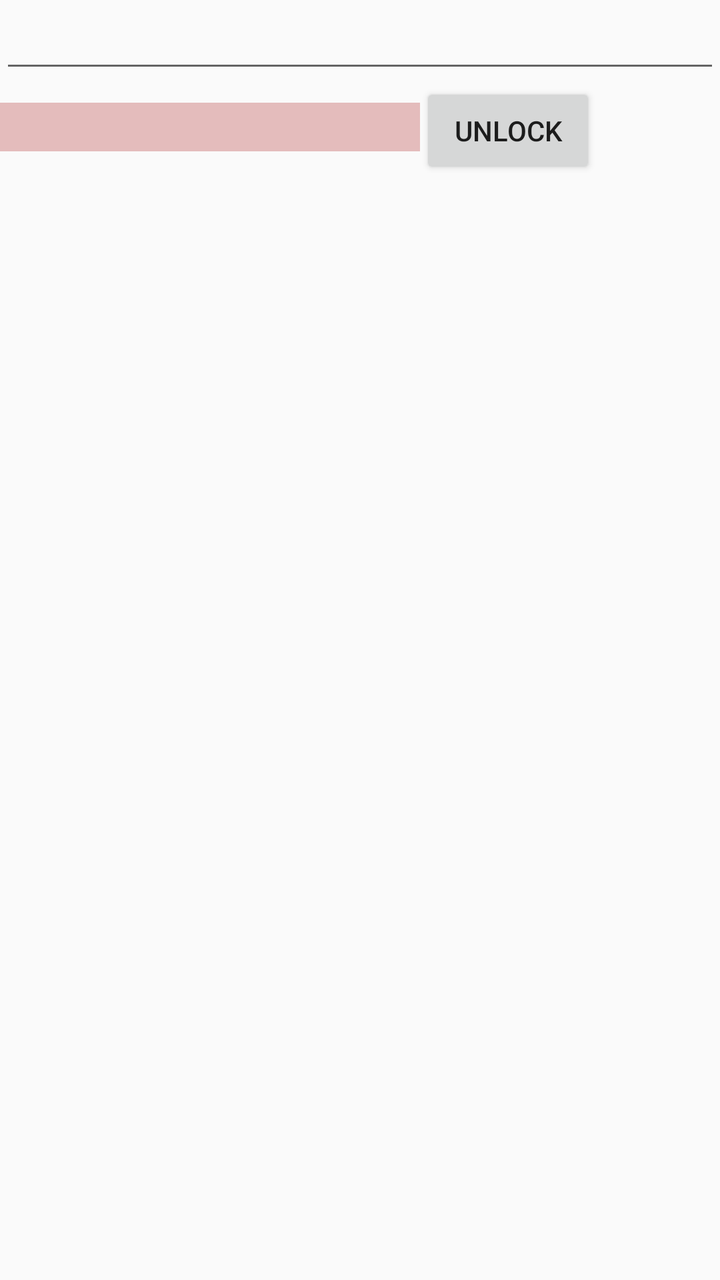
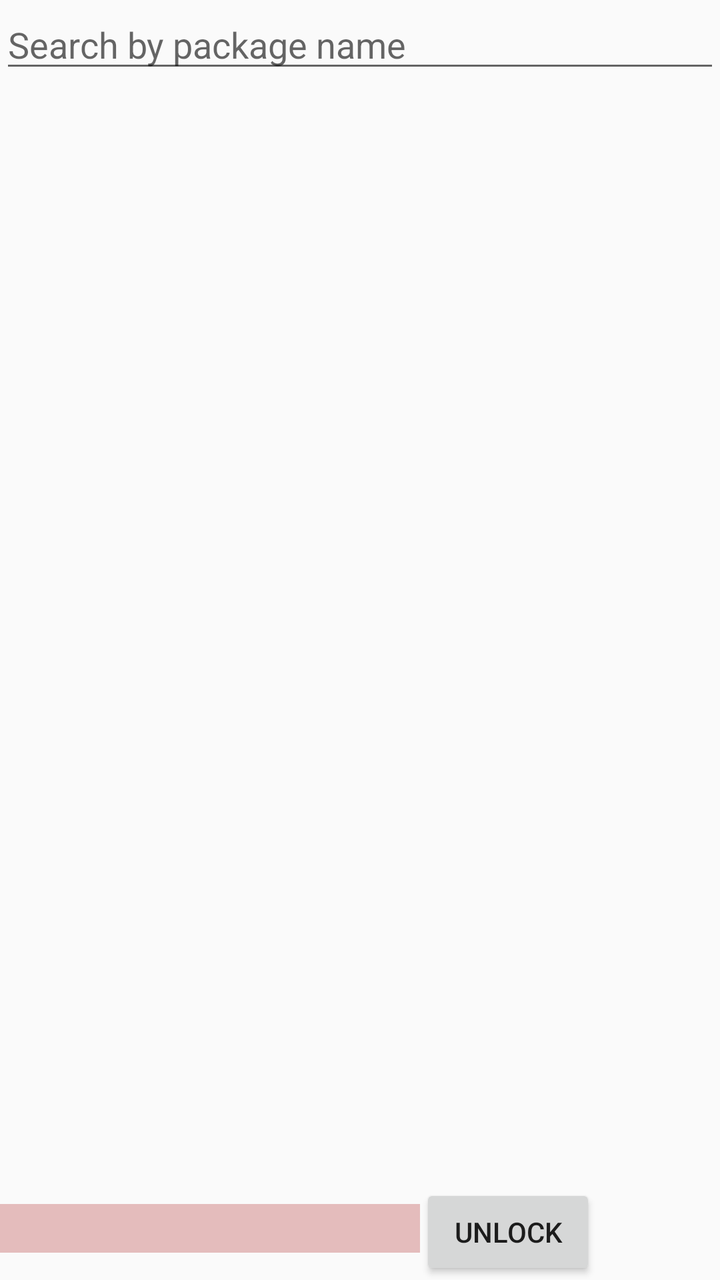

The first picture is an Android layout as it rendered before a commit; the second is the same layout after the commit. The layout source and the unified diff follow.
<!-- AndroidManifest.xml: application theme AppTheme -->
<!-- res/layout/activity_danger_zone.xml -->
<?xml version="1.0" encoding="utf-8"?>
<androidx.constraintlayout.widget.ConstraintLayout xmlns:android="http://schemas.android.com/apk/res/android"
    xmlns:app="http://schemas.android.com/apk/res-auto"
    xmlns:tools="http://schemas.android.com/tools"
    android:layout_width="match_parent"
    android:layout_height="match_parent"
    tools:context=".DangerZoneActivity">

    <ScrollView
        android:layout_width="match_parent"
        android:layout_height="match_parent">

        <LinearLayout
            android:id="@+id/dangerZoneContainer"
            android:layout_width="match_parent"
            android:layout_height="wrap_content"
            android:orientation="vertical">

            <EditText
                android:id="@+id/editAppLaunchSearch"
                android:layout_width="match_parent"
                android:layout_height="wrap_content"
                android:ems="10"
                android:inputType="textPersonName" />

            <LinearLayout
                android:id="@+id/appLaunchContainer"
                android:layout_width="match_parent"
                android:layout_height="wrap_content"
                android:orientation="vertical" />


            <LinearLayout
                android:id="@+id/disablePasswordContainer"
                android:layout_width="match_parent"
                android:layout_height="wrap_content"
                android:orientation="horizontal">

                <EditText
                    android:id="@+id/failsafePasswordEdit"
                    android:layout_width="wrap_content"
                    android:layout_height="wrap_content"
                    android:background="#E4BCBC"
                    android:ems="10"
                    android:gravity="start|top"/>

                <Button
                    android:id="@+id/failsafePasswordButton"
                    android:layout_width="wrap_content"
                    android:layout_height="wrap_content"
                    android:text="Unlock" />
            </LinearLayout>
        </LinearLayout>
    </ScrollView>

</androidx.constraintlayout.widget.ConstraintLayout>
<!-- resources referenced by this layout -->
<resources>
  <style name="AppTheme" parent="Theme.AppCompat.Light.DarkActionBar">
          
          <item name="colorPrimary">@color/colorPrimary</item>
          <item name="colorPrimaryDark">@color/colorPrimaryDark</item>
          <item name="colorAccent">@color/colorAccent</item>
          <item name="android:windowAnimationStyle">@null</item>
          <item name="windowActionBar">false</item>
          <item name="windowNoTitle">true</item>
      </style>
  <color name="colorPrimary">#6200EE</color>
  <color name="colorPrimaryDark">#3700B3</color>
  <color name="colorAccent">#03DAC5</color>
</resources>

<!-- the commit's change to res/layout/activity_danger_zone.xml (unified diff, before → after) -->
@@ -1,56 +1,48 @@
 <?xml version="1.0" encoding="utf-8"?>
-<androidx.constraintlayout.widget.ConstraintLayout xmlns:android="http://schemas.android.com/apk/res/android"
-    xmlns:app="http://schemas.android.com/apk/res-auto"
+<LinearLayout xmlns:android="http://schemas.android.com/apk/res/android"
     xmlns:tools="http://schemas.android.com/tools"
+    android:id="@+id/dangerZoneContainer"
     android:layout_width="match_parent"
     android:layout_height="match_parent"
+    android:orientation="vertical"
     tools:context=".DangerZoneActivity">
 
-    <ScrollView
+    <EditText
+        android:id="@+id/editAppLaunchSearch"
         android:layout_width="match_parent"
-        android:layout_height="match_parent">
+        android:layout_height="wrap_content"
+        android:ems="10"
+        android:hint="Search by package name"
+        android:imeOptions="actionSearch"
+        android:inputType="text|textNoSuggestions" />
 
-        <LinearLayout
-            android:id="@+id/dangerZoneContainer"
-            android:layout_width="match_parent"
+    <androidx.recyclerview.widget.RecyclerView
+        android:id="@+id/dangerZoneRecyclerView"
+        android:layout_width="match_parent"
+        android:layout_height="0dp"
+        android:layout_weight="1"
+        android:clipToPadding="false"
+        android:scrollbars="vertical" />
+
+    <LinearLayout
+        android:id="@+id/disablePasswordContainer"
+        android:layout_width="match_parent"
+        android:layout_height="wrap_content"
+        android:orientation="horizontal">
+
+        <EditText
+            android:id="@+id/failsafePasswordEdit"
+            android:layout_width="wrap_content"
             android:layout_height="wrap_content"
-            android:orientation="vertical">
+            android:background="#E4BCBC"
+            android:ems="10"
+            android:gravity="start|top" />
 
-            <EditText
-                android:id="@+id/editAppLaunchSearch"
-                android:layout_width="match_parent"
-                android:layout_height="wrap_content"
-                android:ems="10"
-                android:inputType="textPersonName" />
+        <Button
+            android:id="@+id/failsafePasswordButton"
+            android:layout_width="wrap_content"
+            android:layout_height="wrap_content"
+            android:text="Unlock" />
+    </LinearLayout>
 
-            <LinearLayout
-                android:id="@+id/appLaunchContainer"
-                android:layout_width="match_parent"
-                android:layout_height="wrap_content"
-                android:orientation="vertical" />
-
-
-            <LinearLayout
-                android:id="@+id/disablePasswordContainer"
-                android:layout_width="match_parent"
-                android:layout_height="wrap_content"
-                android:orientation="horizontal">
-
-                <EditText
-                    android:id="@+id/failsafePasswordEdit"
-                    android:layout_width="wrap_content"
-                    android:layout_height="wrap_content"
-                    android:background="#E4BCBC"
-                    android:ems="10"
-                    android:gravity="start|top"/>
-
-                <Button
-                    android:id="@+id/failsafePasswordButton"
-                    android:layout_width="wrap_content"
-                    android:layout_height="wrap_content"
-                    android:text="Unlock" />
-            </LinearLayout>
-        </LinearLayout>
-    </ScrollView>
-
-</androidx.constraintlayout.widget.ConstraintLayout>
+</LinearLayout>
